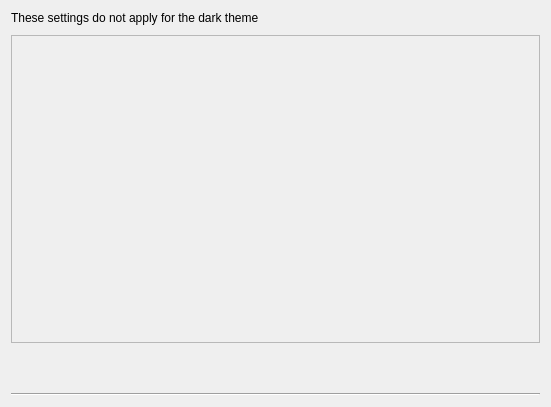
Qt form src/GUI/Preferences/Icons/GUI_IconPreferences.ui (return42/sayonara) before a commit.
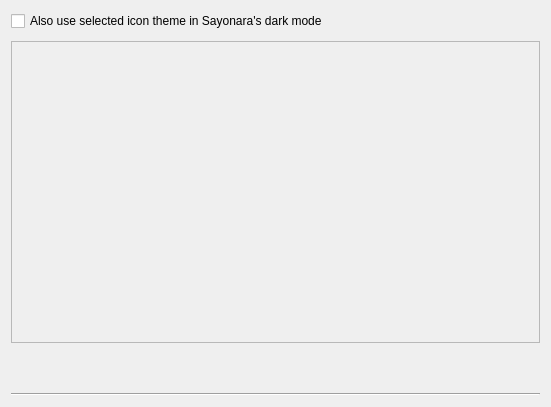
The same form after that commit.

Patch:
```diff
--- a/src/GUI/Preferences/Icons/GUI_IconPreferences.ui
+++ b/src/GUI/Preferences/Icons/GUI_IconPreferences.ui
@@ -14,13 +14,6 @@
    <property name="verticalSpacing">
     <number>10</number>
    </property>
-   <item row="0" column="0">
-    <widget class="QLabel" name="label">
-     <property name="text">
-      <string>These settings do not apply for the dark theme</string>
-     </property>
-    </widget>
-   </item>
    <item row="3" column="0">
     <widget class="Line" name="line">
      <property name="orientation">
@@ -38,8 +31,8 @@
        <rect>
         <x>0</x>
         <y>0</y>
-        <width>533</width>
-        <height>309</height>
+        <width>531</width>
+        <height>302</height>
        </rect>
       </property>
       <layout class="QVBoxLayout" name="verticalLayout_2"/>
@@ -116,6 +109,13 @@
      </item>
     </layout>
    </item>
+   <item row="0" column="0">
+    <widget class="QCheckBox" name="cb_force_in_dark_theme">
+     <property name="text">
+      <string>Also use selected icon theme in Sayonara's dark mode</string>
+     </property>
+    </widget>
+   </item>
   </layout>
  </widget>
  <resources/>
```
